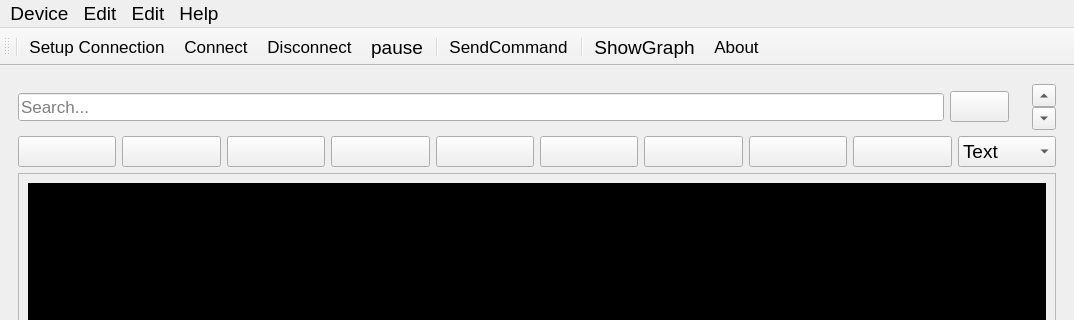
First picture: the form in assets/UI/ZoulTerm.ui, repository FathiMahdi/ZoulTerm, before the edit; both pictures show x 0 to 1074 and y 0 to 320 of the 1074 by 1000 pixel window.
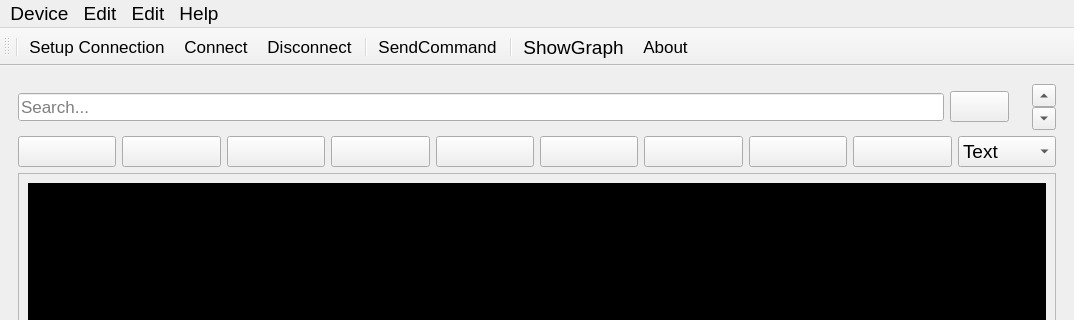
Second picture: the form after the edit. Icons and pictures are not drawn.

The edit to the form file:
```diff
--- a/assets/UI/ZoulTerm.ui
+++ b/assets/UI/ZoulTerm.ui
@@ -733,7 +733,6 @@
    <addaction name="actionSetupConnection"/>
    <addaction name="actionConnect"/>
    <addaction name="actionDisconnect"/>
-   <addaction name="actionpause"/>
    <addaction name="separator"/>
    <addaction name="actionSendCommand"/>
    <addaction name="separator"/>
@@ -963,15 +962,6 @@
     <string>Ctrl+Z</string>
    </property>
   </action>
-  <action name="actionpause">
-   <property name="icon">
-    <iconset resource="../../ZoulTerm.qrc">
-     <normaloff>:/resources/assets/icons/pause.png</normaloff>:/resources/assets/icons/pause.png</iconset>
-   </property>
-   <property name="text">
-    <string>pause</string>
-   </property>
-  </action>
   <action name="actionSetup_Serial_Connection">
    <property name="icon">
     <iconset resource="../../ZoulTerm.qrc">
```
